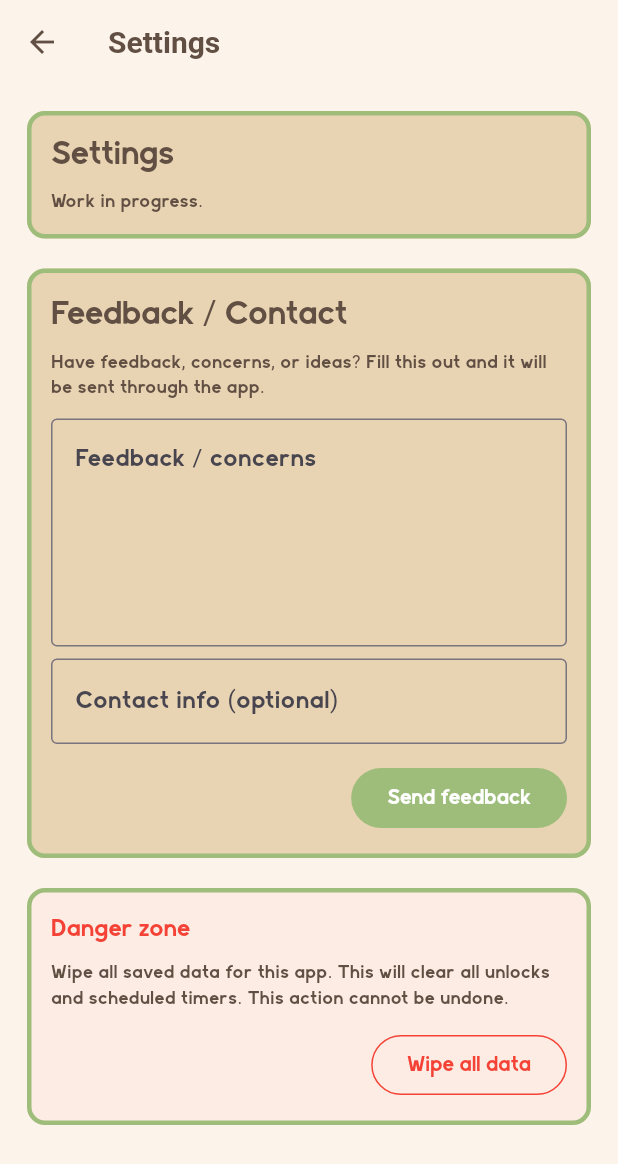
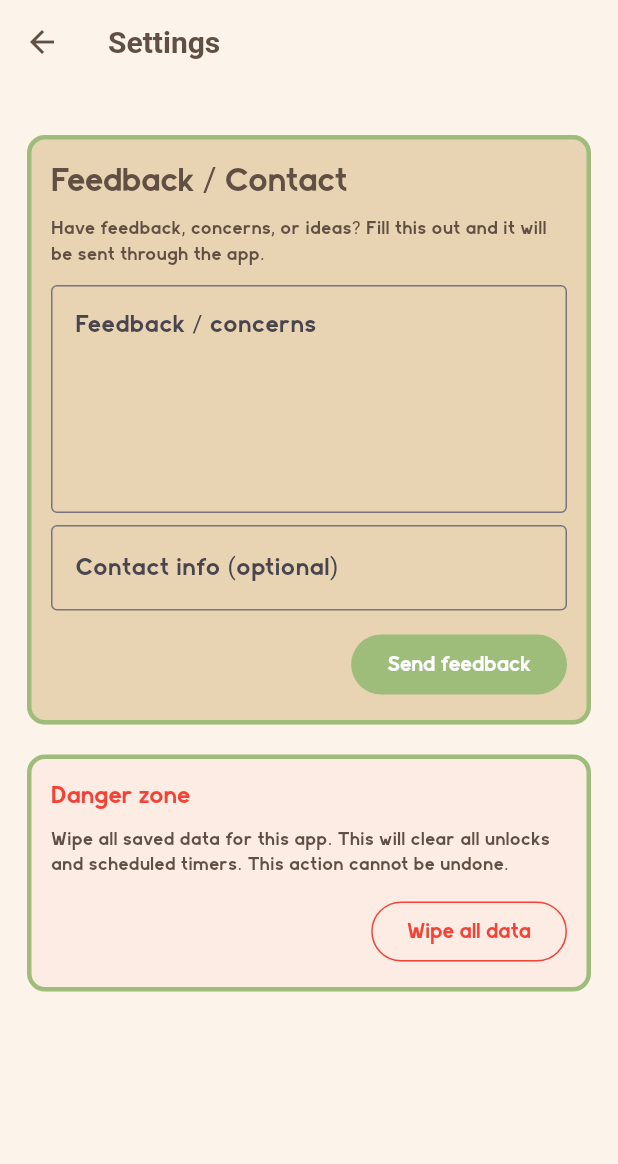
Before and after one commit to zawmbi/animal-restaurant-tracker-app, a Flutter app: the SettingsPage screen opened directly, on a phone screen of 412 x 824 dp. Shown: the top 1164 px of the screen. Run offline on Flutter 3.47's test engine with Material 3 defaults, Android fonts, the phone set to English and light mode, and no system bars; our stand-ins replace auto_size_text, equatable, flutter_local_notifications, shared_preferences, timezone; accounts and stored records are empty; project files that could hold a hidden picture were left out.

Commit message:
removed uncessary text from settings page

```diff
--- a/lib/features/settings/ui/settings_page.dart
+++ b/lib/features/settings/ui/settings_page.dart
@@ -108,25 +108,6 @@ class _SettingsPageState extends State<SettingsPage> {
         padding: const EdgeInsets.all(16),
         children: [
           // Basic info
-          Card(
-            child: Padding(
-              padding: const EdgeInsets.all(16),
-              child: Column(
-                crossAxisAlignment: CrossAxisAlignment.start,
-                children: [
-                  Text(
-                    'Settings',
-                    style: Theme.of(context).textTheme.titleLarge,
-                  ),
-                  const SizedBox(height: 8),
-                  Text(
-                    'Work in progress.',
-                    style: Theme.of(context).textTheme.bodySmall,
-                  ),
-                ],
-              ),
-            ),
-          ),
 
           const SizedBox(height: 16),
 
```
